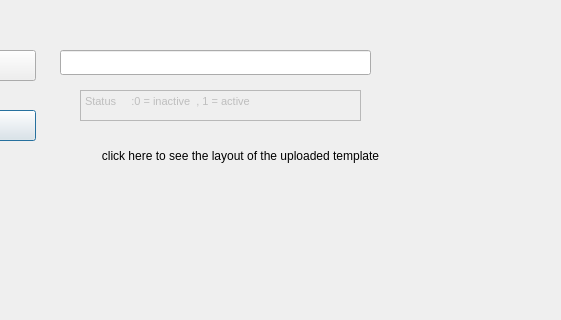
Old version of the form presentation/loyalty_ui/uploadCustomers.ui in the repository shymaa123456/HyperPOS2020; both pictures show x 150 to 711 and y 0 to 320 of the 1100 by 717 pixel window.
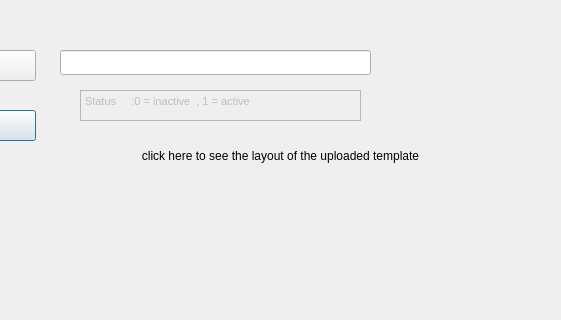
New version of the form.

```diff
--- a/presentation/loyalty_ui/uploadCustomers.ui
+++ b/presentation/loyalty_ui/uploadCustomers.ui
@@ -81,7 +81,7 @@
     <rect>
      <x>230</x>
      <y>140</y>
-     <width>321</width>
+     <width>401</width>
      <height>31</height>
     </rect>
    </property>
```
